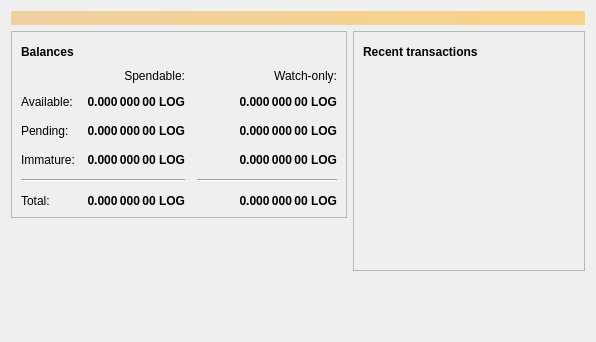
Before: the Qt Designer form src/qt/forms/overviewpage.ui in funkshelper/woodcore-openssl-1.0, drawn with Qt 5.
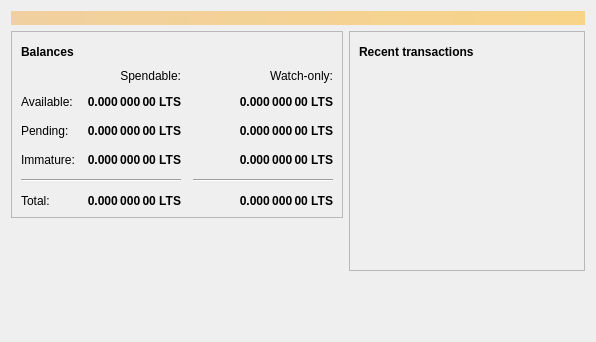
After: the same form once the commit is applied. Icons and pictures are not drawn.

The edit to the form file:
```diff
--- a/src/qt/forms/overviewpage.ui
+++ b/src/qt/forms/overviewpage.ui
@@ -129,7 +129,7 @@
                <string>Unconfirmed transactions to watch-only addresses</string>
               </property>
               <property name="text">
-               <string notr="true">0.000 000 00 LOG</string>
+               <string notr="true">0.000 000 00 LTS</string>
               </property>
               <property name="alignment">
                <set>Qt::AlignRight|Qt::AlignTrailing|Qt::AlignVCenter</set>
@@ -154,7 +154,7 @@
                <string>Total of transactions that have yet to be confirmed, and do not yet count toward the spendable balance</string>
               </property>
               <property name="text">
-               <string notr="true">0.000 000 00 LOG</string>
+               <string notr="true">0.000 000 00 LTS</string>
               </property>
               <property name="alignment">
                <set>Qt::AlignRight|Qt::AlignTrailing|Qt::AlignVCenter</set>
@@ -179,7 +179,7 @@
                <string>Mined balance in watch-only addresses that has not yet matured</string>
               </property>
               <property name="text">
-               <string notr="true">0.000 000 00 LOG</string>
+               <string notr="true">0.000 000 00 LTS</string>
               </property>
               <property name="alignment">
                <set>Qt::AlignRight|Qt::AlignTrailing|Qt::AlignVCenter</set>
@@ -237,7 +237,7 @@
                <string>Mined balance that has not yet matured</string>
               </property>
               <property name="text">
-               <string notr="true">0.000 000 00 LOG</string>
+               <string notr="true">0.000 000 00 LTS</string>
               </property>
               <property name="alignment">
                <set>Qt::AlignRight|Qt::AlignTrailing|Qt::AlignVCenter</set>
@@ -282,7 +282,7 @@
                <string>Your current total balance</string>
               </property>
               <property name="text">
-               <string notr="true">0.000 000 00 LOG</string>
+               <string notr="true">0.000 000 00 LTS</string>
               </property>
               <property name="alignment">
                <set>Qt::AlignRight|Qt::AlignTrailing|Qt::AlignVCenter</set>
@@ -307,7 +307,7 @@
                <string>Current total balance in watch-only addresses</string>
               </property>
               <property name="text">
-               <string notr="true">0.000 000 00 LOG</string>
+               <string notr="true">0.000 000 00 LTS</string>
               </property>
               <property name="alignment">
                <set>Qt::AlignRight|Qt::AlignTrailing|Qt::AlignVCenter</set>
@@ -349,7 +349,7 @@
                <string>Your current spendable balance</string>
               </property>
               <property name="text">
-               <string notr="true">0.000 000 00 LOG</string>
+               <string notr="true">0.000 000 00 LTS</string>
               </property>
               <property name="alignment">
                <set>Qt::AlignRight|Qt::AlignTrailing|Qt::AlignVCenter</set>
@@ -374,7 +374,7 @@
                <string>Your current balance in watch-only addresses</string>
               </property>
               <property name="text">
-               <string notr="true">0.000 000 00 LOG</string>
+               <string notr="true">0.000 000 00 LTS</string>
               </property>
               <property name="alignment">
                <set>Qt::AlignRight|Qt::AlignTrailing|Qt::AlignVCenter</set>
```
